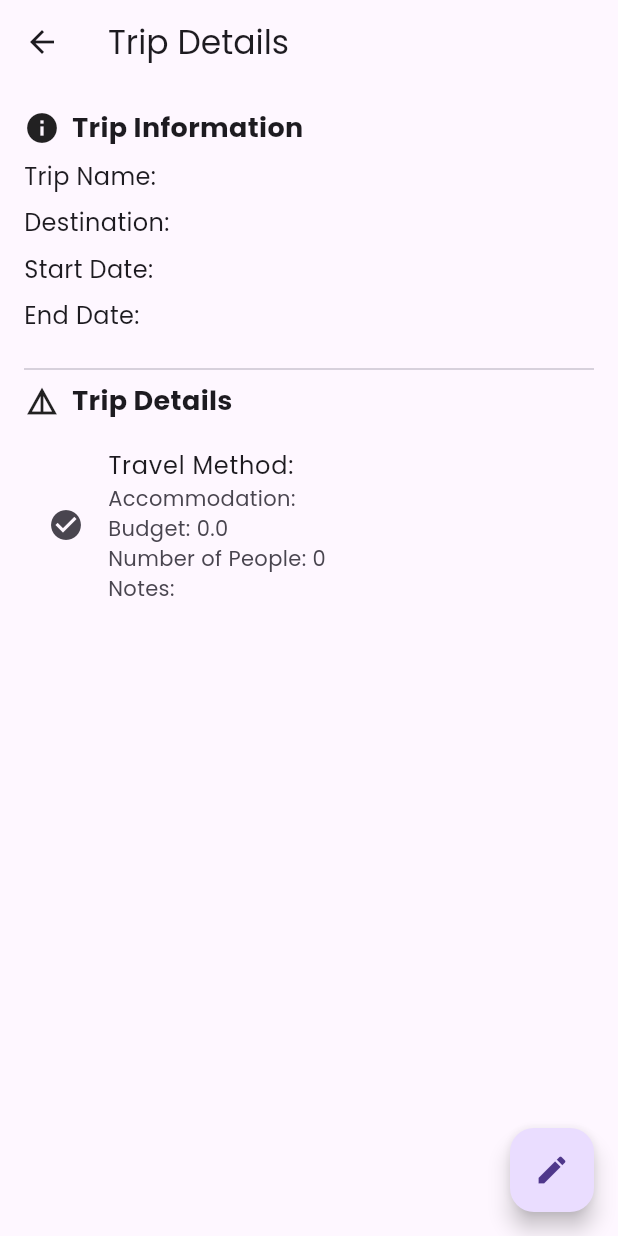
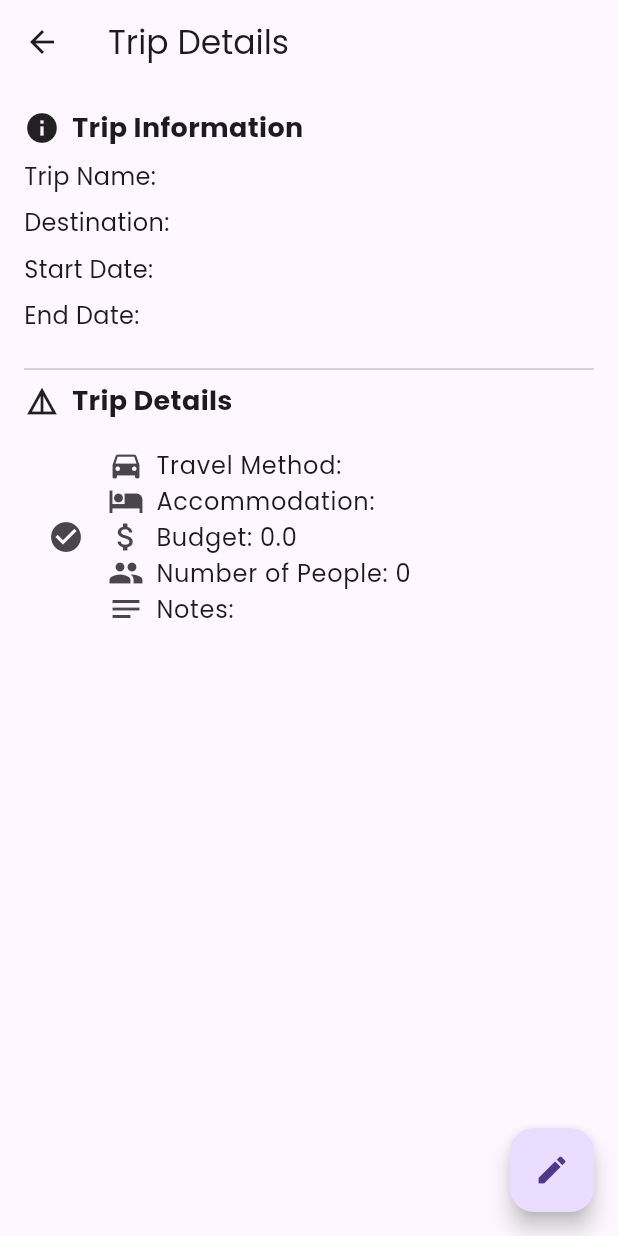
Before and after one commit to saladass645/travel, a Flutter app: the TripDetailsScreen screen opened directly with empty values, on a phone screen of 412 x 824 dp. Run offline on Flutter 3.47's test engine with Material 3 defaults, Android fonts, the phone set to English and light mode, and no system bars; our stand-ins replace cloud_firestore, dio, firebase_auth, firebase_core, firebase_storage, get and 7 more; missing offline and left inert: firebase_app_check; accounts and stored records are empty; network calls fail.

Commit message:
chore: optimize UI

```diff
--- a/lib/controllers/home/tour_details_controller.dart
+++ b/lib/controllers/home/tour_details_controller.dart
@@ -8,7 +8,7 @@ class TourDetailsController extends GetxController {
   List<String> viewDetail = [
     "Overview".tr,
     "Details".tr,
-    "Reviews".tr,
+    // "Reviews".tr,
     "Costs".tr,
   ];
 
--- a/lib/controllers/profile/currency_converter_controller.dart
+++ b/lib/controllers/profile/currency_converter_controller.dart
@@ -55,7 +55,7 @@ class CurrencyConverterController extends GetxController {
       if (response.statusCode != 200) throw "Error with response";
 
       convertCurrency = CurrencyModel.fromJson(response.data);
-      result = currencyModel!.conversionRates!.eUR * double.parse(amount.text);
+      result = currencyModel!.conversionRates!.mYR * double.parse(amount.text);
       update();
     } catch (error) {
       print("in convertAmount function");
--- a/lib/controllers/trip/trip_controller.dart
+++ b/lib/controllers/trip/trip_controller.dart
@@ -215,7 +215,7 @@ class TripController extends GetxController {
     String uid = FirebaseAuth.instance.currentUser!.uid;
 
     try {
-      var value = await FirestoreServic.instance.getTripChecklists(uid);
+      var value = await FirestoreServic.instance.getChecklists(uid);
 
       List<QueryDocumentSnapshot<Map<String, dynamic>>> newValue = value.docs;
 
--- a/lib/views/compass/trip_details.dart
+++ b/lib/views/compass/trip_details.dart
@@ -79,31 +79,68 @@ class _TripDetailsScreenState extends State<TripDetailsScreen> {
               ),
               SizedBox(height: 10),
               Obx(
-                () => tripController.tripList.isEmpty
-                    ? Text('No trip details available.')
+                () {
+                  List<Trip> detailsForCurrentTrip = tripController.tripList
+                      .where((details) => details.id == trip.id)
+                      .toList();
+
+                  return detailsForCurrentTrip.isEmpty
+                      ? Text('No trip details available for the current trip.')
                       : Column(
                           crossAxisAlignment: CrossAxisAlignment.start,
-                        children: tripController.tripList.map((details) {
+                          children: detailsForCurrentTrip.map((details) {
                             return ListTile(
-                            leading: Icon(Icons
-                                .check_circle), // Placeholder icon for each trip detail
-                            title: Text(
+                                leading: Icon(Icons.check_circle),
+                                title: Column(
+                                    crossAxisAlignment:
+                                        CrossAxisAlignment.start,
+                                    children: [
+                                      Row(
+                                        children: [
+                                          Icon(Icons.directions_car),
+                                          SizedBox(width: 8),
+                                          Text(
                                               'Travel Method: ${trip.details?.travelMethod}'),
-                            subtitle: Column(
-                              crossAxisAlignment: CrossAxisAlignment.start,
+                                        ],
+                                      ),
+                                      Row(
                                         children: [
+                                          Icon(Icons.hotel),
+                                          SizedBox(width: 8),
                                           Text(
                                               'Accommodation: ${trip.details?.accommodation}'),
-                                Text('Budget: ${trip.details?.budget}'),
+                                        ],
+                                      ),
+                                      Row(
+                                        children: [
+                                          Icon(Icons.attach_money),
+                                          SizedBox(width: 8),
+                                          Text(
+                                              'Budget: ${trip.details?.budget}'),
+                                        ],
+                                      ),
+                                      Row(
+                                        children: [
+                                          Icon(Icons.people),
+                                          SizedBox(width: 8),
                                           Text(
                                               'Number of People: ${trip.details?.numberOfPeople}'),
-                                Text('Notes: ${trip.details?.extraNotes}'),
                                         ],
                                       ),
+                                      Row(
+                                        children: [
+                                          Icon(Icons.notes),
+                                          SizedBox(width: 8),
+                                          Text(
+                                              'Notes: ${trip.details?.extraNotes}'),
+                                        ],
+                                      ),
+                                    ]));
+                          }).toList(),
                         );
-                        }).toList(),
+                },
               ),
-              ),
+
               SizedBox(height: 10),
             ],
           ),
@@ -118,6 +155,7 @@ class _TripDetailsScreenState extends State<TripDetailsScreen> {
     );
   }
 
+// Inside _showForm method
   void _showForm(BuildContext context) {
     showDialog(
       context: context,
@@ -129,9 +167,10 @@ class _TripDetailsScreenState extends State<TripDetailsScreen> {
             child: Column(
               mainAxisSize: MainAxisSize.min,
               children: [
-                TextFormField(
+                _buildTextFormField(
                   controller: tripController.travelMethodController,
-                  decoration: InputDecoration(labelText: 'Travel Method'),
+                  labelText: 'Travel Method',
+                  icon: Icons.directions_car,
                   validator: (value) {
                     if (value == null || value.isEmpty) {
                       return 'Please enter the travel method';
@@ -139,9 +178,10 @@ class _TripDetailsScreenState extends State<TripDetailsScreen> {
                     return null;
                   },
                 ),
-                TextFormField(
+                _buildTextFormField(
                   controller: tripController.accommodationController,
-                  decoration: InputDecoration(labelText: 'Accommodation'),
+                  labelText: 'Accommodation',
+                  icon: Icons.hotel,
                   validator: (value) {
                     if (value == null || value.isEmpty) {
                       return 'Please enter the accommodation';
@@ -149,10 +189,11 @@ class _TripDetailsScreenState extends State<TripDetailsScreen> {
                     return null;
                   },
                 ),
-                TextFormField(
+                _buildTextFormField(
                   controller: tripController.budgetController,
-                  decoration: InputDecoration(labelText: 'Budget'),
+                  labelText: 'Budget',
                   keyboardType: TextInputType.number,
+                  icon: Icons.attach_money,
                   validator: (value) {
                     if (value == null || value.isEmpty) {
                       return 'Please enter the budget';
@@ -160,10 +201,11 @@ class _TripDetailsScreenState extends State<TripDetailsScreen> {
                     return null;
                   },
                 ),
-                TextFormField(
+                _buildTextFormField(
                   controller: tripController.numberOfPeopleController,
-                  decoration: InputDecoration(labelText: 'Number of People'),
+                  labelText: 'Number of People',
                   keyboardType: TextInputType.number,
+                  icon: Icons.people,
                   validator: (value) {
                     if (value == null || value.isEmpty) {
                       return 'Please enter the number of people';
@@ -171,9 +213,10 @@ class _TripDetailsScreenState extends State<TripDetailsScreen> {
                     return null;
                   },
                 ),
-                TextFormField(
+                _buildTextFormField(
                   controller: tripController.extraNotesController,
-                  decoration: InputDecoration(labelText: 'Extra Notes'),
+                  labelText: 'Notes',
+                  icon: Icons.notes,
                 ),
               ],
             ),
@@ -200,6 +243,31 @@ class _TripDetailsScreenState extends State<TripDetailsScreen> {
     );
   }
 
+  Widget _buildTextFormField({
+    required TextEditingController controller,
+    required String labelText,
+    IconData? icon,
+    TextInputType keyboardType = TextInputType.text,
+    String? Function(String?)? validator,
+  }) {
+    return Row(
+      children: [
+        Icon(icon),
+        SizedBox(width: 8),
+        Expanded(
+          child: TextFormField(
+            controller: controller,
+            decoration: InputDecoration(
+              labelText: labelText,
+            ),
+            keyboardType: keyboardType,
+            validator: validator,
+          ),
+        ),
+      ],
+    );
+  }
+
   void _saveTripDetails() async {
     try {
       var tripDetails = TripDetails(
```
Also changed, not shown: lib/components/build_search_item.dart (+18 -16 lines), lib/network/firestore_service.dart (+5 -6 lines), lib/views/home/home_screen.dart (+9 -9 lines), lib/views/home/tour_details_screen.dart (+42 -42 lines), lib/views/notifications/notification_screen.dart (+5 -3 lines), lib/views/notifications/trip_checklist_screen.dart (+9 -3 lines), lib/views/profile/currency_converter_screen.dart (+8 -8 lines), lib/views/profile/profile_screen.dart (+14 -13 lines), assets/images/MYR.png (added). Lines whose indentation alone changed are shown as unchanged.
